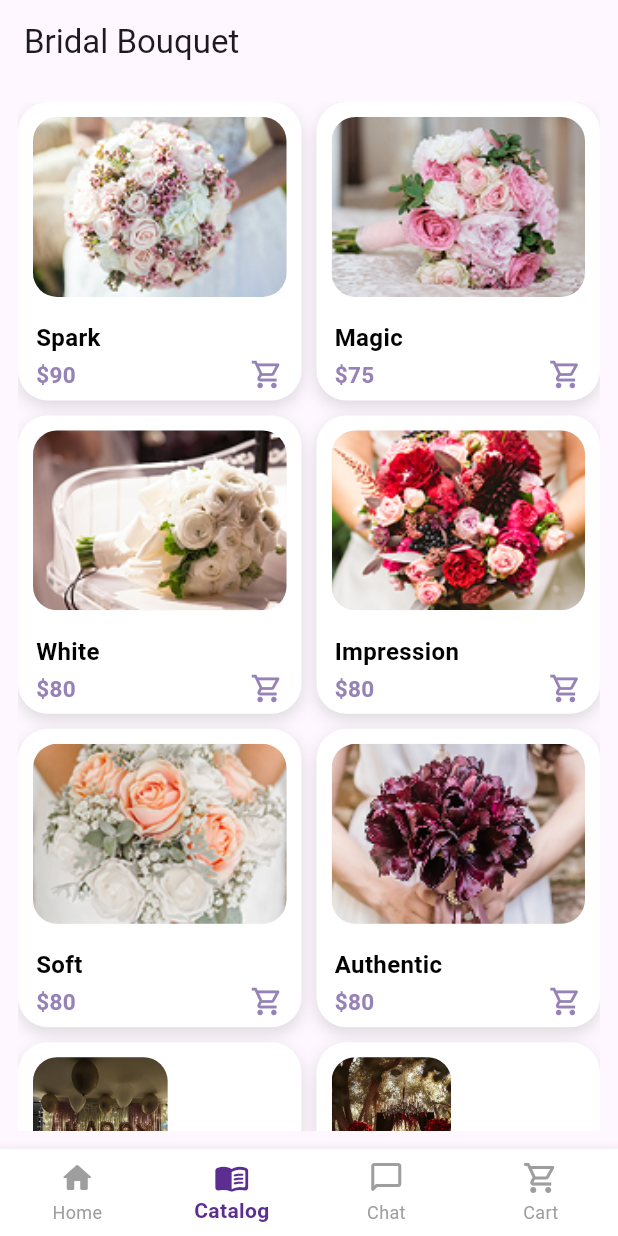
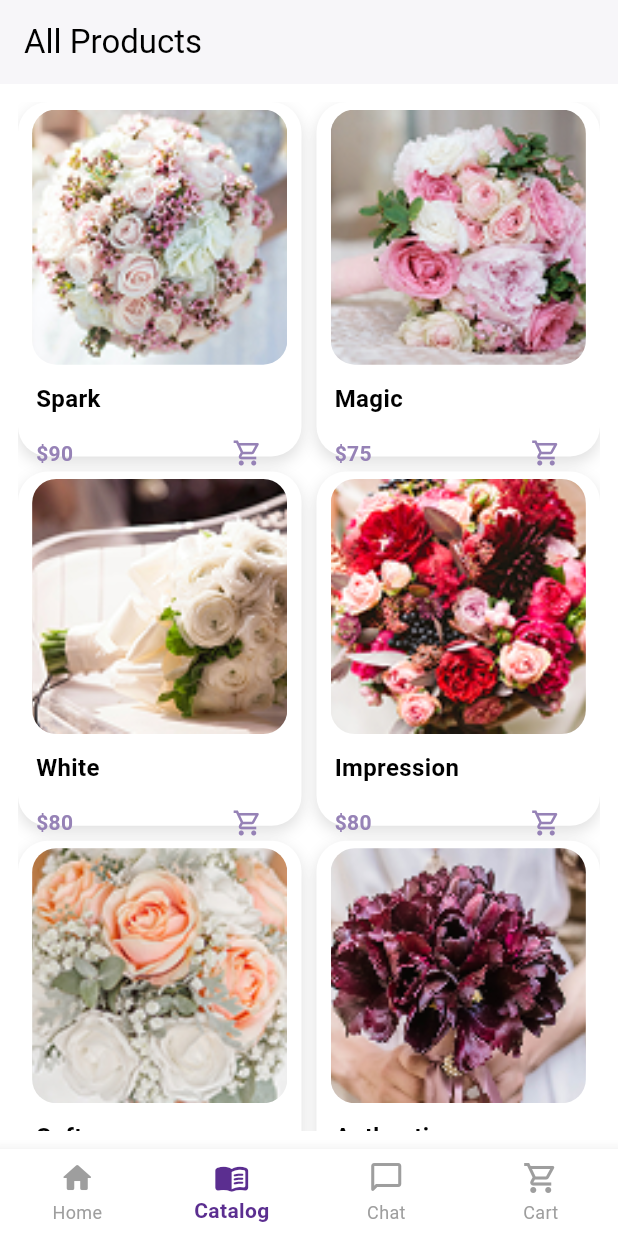
Before and after one commit to aureliazahra/uuk-sems3-flutternav, a Flutter app: the screen it shows after launch, item 2 of the bottom bar chosen, on a phone screen of 412 x 824 dp. Run offline on Flutter 3.47's test engine with Material 3 defaults, Android fonts, the phone set to English and light mode, and no system bars; missing offline and left inert: carousel_slider_plus.

Commit message:
fixing catalog nav and ui

```diff
--- a/lib/pages/catalog.dart
+++ b/lib/pages/catalog.dart
@@ -3,24 +3,42 @@ import 'package:uuk_sems3/pages/product_detail_.page.dart';
 import '../models/product_model.dart';
 
 class CatalogPage extends StatelessWidget {
-  const CatalogPage({super.key});
+  final String? category; // opsional
+
+  const CatalogPage({super.key, this.category});
 
   @override
   Widget build(BuildContext context) {
+    // 🔹 kalau category ada → ambil produk sesuai kategori
+    // kalau tidak → ambil semua
+    final List<Product> filteredProducts = category == null
+        ? products
+        : getProductsByCategory(category!);
+
     return Scaffold(
-      appBar: AppBar(title: const Text("Bridal Bouquet")),
+      appBar: AppBar(
+        title: Text(
+          category == null
+              ? "All Products"
+              : "${category![0].toUpperCase()}${category!.substring(1)} Products",
+        ),
+        backgroundColor: Colors.white,
+        foregroundColor: Colors.black,
+        elevation: 1,
+      ),
+      backgroundColor: Colors.white,
       body: Padding(
         padding: const EdgeInsets.all(12),
         child: GridView.builder(
-          itemCount: products.length,
+          itemCount: filteredProducts.length,
           gridDelegate: const SliverGridDelegateWithFixedCrossAxisCount(
             crossAxisCount: 2,
-            childAspectRatio: 0.95, // lebih proporsional
+            childAspectRatio: 0.8,
             crossAxisSpacing: 10,
             mainAxisSpacing: 10,
           ),
           itemBuilder: (context, index) {
-            final product = products[index];
+            final product = filteredProducts[index];
             return GestureDetector(
               onTap: () {
                 Navigator.push(
@@ -45,57 +63,61 @@ class CatalogPage extends StatelessWidget {
                 child: Column(
                   crossAxisAlignment: CrossAxisAlignment.start,
                   children: [
-                    Expanded( // ⬅️ biar gambar menyesuaikan tinggi card
-                      child: Container(
-                        margin: const EdgeInsets.all(10),
-                        decoration: BoxDecoration(
-                          color: const Color(0xfff3f2f7),
-                          borderRadius: BorderRadius.circular(16),
-                        ),
-                        child: ClipRRect(
-                          borderRadius: BorderRadius.circular(16),
-                          child: Image.asset(
-                            product.image,
-                            fit: BoxFit.cover,
+                    const SizedBox(height: 5),
+                    // Gambar produk
+                    Center(
+                      child: FractionallySizedBox(
+                        widthFactor: 0.90,
+                        child: AspectRatio(
+                          aspectRatio: 1.0,
+                          child: ClipRRect(
+                            borderRadius: BorderRadius.circular(16),
+                            child: Image.asset(
+                              product.image,
+                              fit: BoxFit.cover,
+                            ),
                           ),
                         ),
                       ),
                     ),
+                    const SizedBox(height: 6),
+
+                    // Nama dan harga
                     Padding(
-                      padding: const EdgeInsets.symmetric(
-                          horizontal: 12, vertical: 6),
+                      padding: const EdgeInsets.symmetric(horizontal: 12),
                       child: Column(
                         crossAxisAlignment: CrossAxisAlignment.start,
                         children: [
+                          SizedBox(height: 5),
                           Text(
                             product.name,
                             style: const TextStyle(
                               fontSize: 16,
-                              fontWeight: FontWeight.w600,
+                              fontWeight: FontWeight.bold,
                               color: Colors.black,
                             ),
                           ),
-                          const SizedBox(height: 2),
+                          const SizedBox(height: 1),
                           Row(
                             mainAxisAlignment: MainAxisAlignment.spaceBetween,
                             children: [
                               Text(
                                 "\$${product.price.toStringAsFixed(0)}",
                                 style: const TextStyle(
-                                  fontSize: 15,
+                                  fontSize: 14,
                                   fontWeight: FontWeight.w600,
                                   color: Color(0xff9682B6),
                                 ),
                               ),
-                              InkWell(
-                                onTap: () {
+                              IconButton(
+                                icon: const Icon(
+                                  Icons.shopping_cart_outlined,
+                                  color: Color(0xff9682B6),
+                                  size: 20,
+                                ),
+                                onPressed: () {
                                   print("Added ${product.name} to cart");
                                 },
-                                child: const Icon(
-                                  Icons.shopping_cart_outlined,
-                                  color: Color(0xff9682B6),
-                                  size: 22,
-                                ),
                               ),
                             ],
                           ),
--- a/lib/tab/decor.dart
+++ b/lib/tab/decor.dart
@@ -1,4 +1,5 @@
 import 'package:flutter/material.dart';
+import 'package:uuk_sems3/pages/catalog.dart';
 import 'package:uuk_sems3/widgets/needhelp.dart';
 import 'package:uuk_sems3/widgets/other.dart';
 import 'package:uuk_sems3/widgets/slider.dart';
@@ -21,6 +22,11 @@ class DecorTab extends StatelessWidget {
           const SizedBox(height: 2),
           const OtherMenuTemplate(
             items: [
+              {
+                'image': 'assets/images/all.png',
+                'label': 'All',
+                'page': const CatalogPage(category: 'decor',),
+              },
               {'image': 'assets/images/bday.jpg', 'label': 'Birthday'},
               {'image': 'assets/images/weddec.jpg', 'label': 'Wedding'},
               {'image': 'assets/images/promdec.jpg', 'label': 'Prom'},
--- a/lib/tab/gift.dart
+++ b/lib/tab/gift.dart
@@ -1,4 +1,5 @@
 import 'package:flutter/material.dart';
+import 'package:uuk_sems3/pages/catalog.dart';
 import 'package:uuk_sems3/widgets/needhelp.dart';
 import 'package:uuk_sems3/widgets/other.dart';
 import 'package:uuk_sems3/widgets/slider.dart';
@@ -21,6 +22,11 @@ class GiftTab extends StatelessWidget {
           const SizedBox(height: 2),
           const OtherMenuTemplate(
             items: [
+              {
+                'image': 'assets/images/all.png',
+                'label': 'All',
+                'page': const CatalogPage(category: 'gift',),
+              },
               {'image': 'assets/images/rb.jpg', 'label': 'Jacket'},
               {'image': 'assets/images/m4.jpg', 'label': 'Car'},
               {'image': 'assets/images/mcdz.jpg', 'label': 'Shirt'},
--- a/lib/tab/wedding.dart
+++ b/lib/tab/wedding.dart
@@ -21,7 +21,11 @@ class WeddingTab extends StatelessWidget {
           const SizedBox(height: 2),
           OtherMenuTemplate(
             items: [
-          {'image': 'assets/images/all.png', 'label': 'All', 'page': const CatalogPage()},
+              {
+                'image': 'assets/images/all.png',
+                'label': 'All',
+                'page': const CatalogPage(category: 'wedding',),
+              },
               {'image': 'assets/images/bouquet.png', 'label': 'Bouquet'},
               {'image': 'assets/images/table.png', 'label': 'Table'},
               {'image': 'assets/images/atlas.png', 'label': 'Aisle'},
@@ -42,10 +46,12 @@ class WeddingTab extends StatelessWidget {
                   onPressed: () {
                     Navigator.push(
                       context,
-                      MaterialPageRoute(builder: (_) => const CatalogPage()),
+                      MaterialPageRoute(
+                        builder: (_) => const CatalogPage(category: "wedding"),
+                      ),
                     );
                   },
-                  child: const Text("See all"),
+                  child: Text("See all"),
                 ),
               ],
             ),
```
Lines whose indentation alone changed are shown as unchanged.
